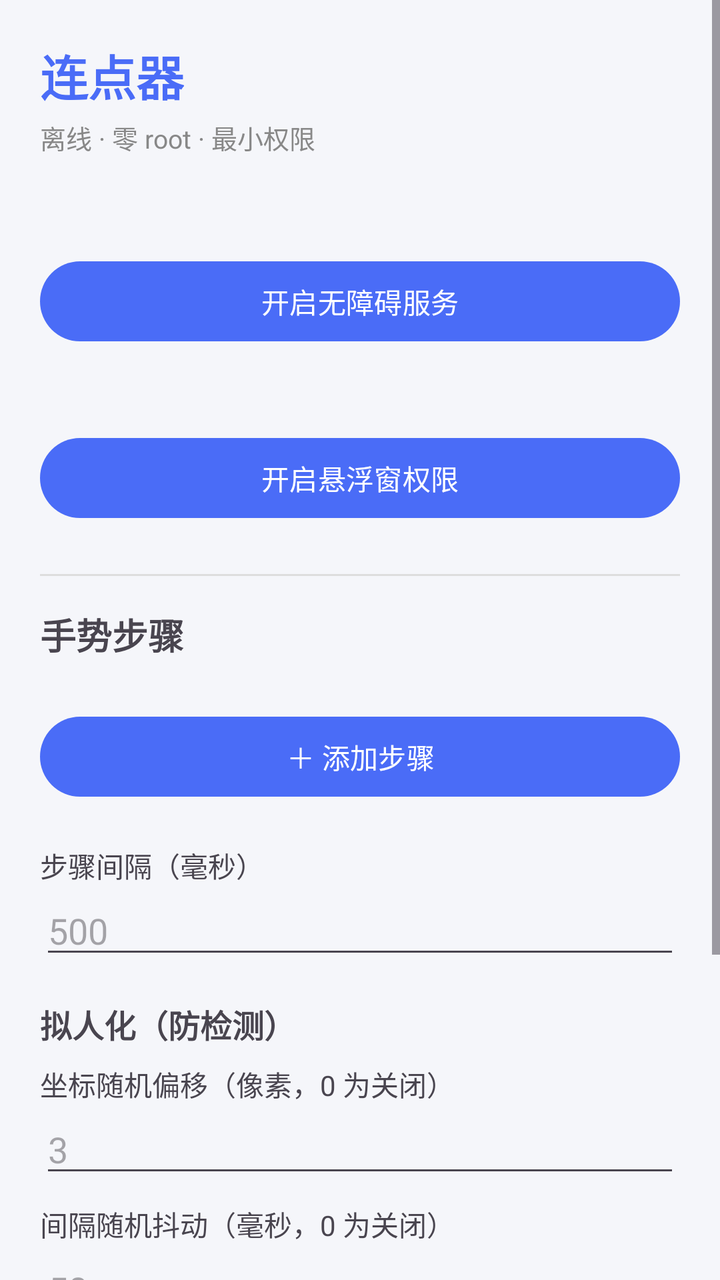
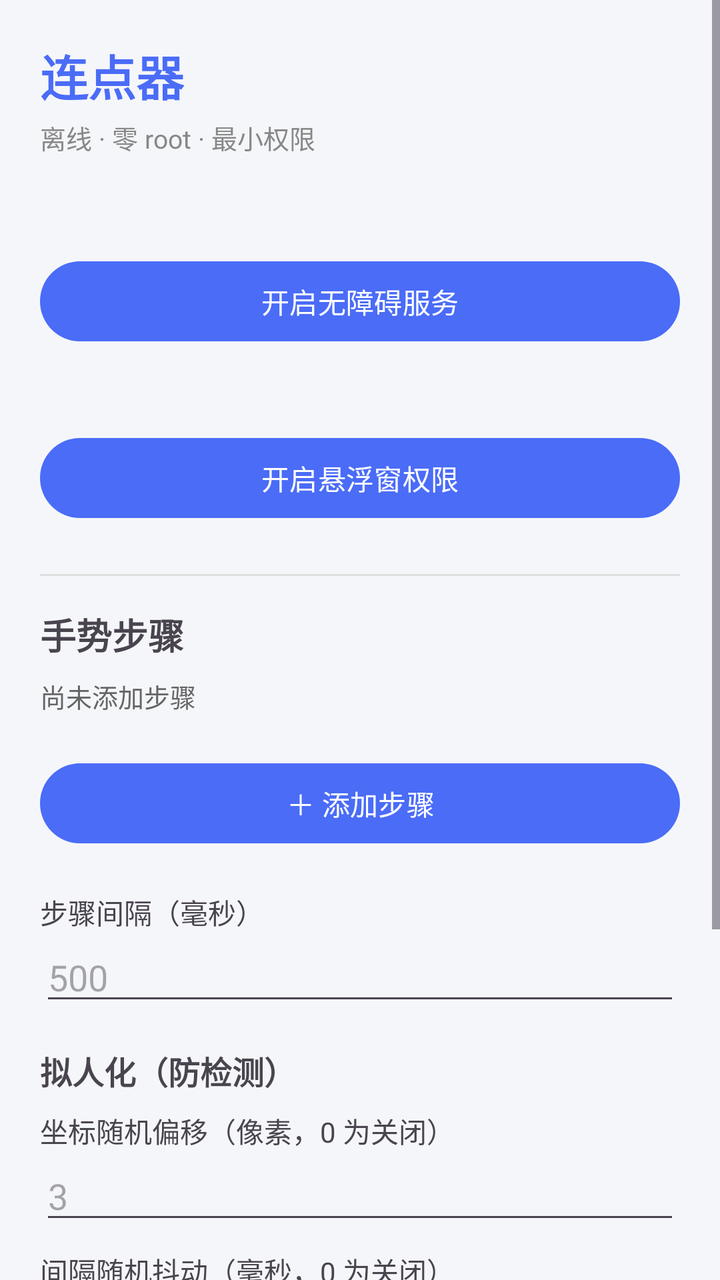

Compare the two renders of this Android layout. The source of the first and the diff that turns it into the second are given below.
<!-- AndroidManifest.xml: application theme Theme.Clicker -->
<!-- res/layout/activity_main.xml -->
<?xml version="1.0" encoding="utf-8"?>
<ScrollView xmlns:android="http://schemas.android.com/apk/res/android"
    android:layout_width="match_parent"
    android:layout_height="match_parent"
    android:fillViewport="true">

    <LinearLayout
        android:layout_width="match_parent"
        android:layout_height="wrap_content"
        android:orientation="vertical"
        android:padding="20dp">

        <TextView
            android:layout_width="wrap_content"
            android:layout_height="wrap_content"
            android:text="连点器"
            android:textSize="24sp"
            android:textStyle="bold"
            android:textColor="@color/primary" />

        <TextView
            android:layout_width="wrap_content"
            android:layout_height="wrap_content"
            android:layout_marginTop="4dp"
            android:text="离线 · 零 root · 最小权限"
            android:textSize="13sp"
            android:textColor="#888888" />

        
        <TextView
            android:id="@+id/tv_accessibility_status"
            android:layout_width="match_parent"
            android:layout_height="wrap_content"
            android:layout_marginTop="20dp"
            android:textSize="15sp" />

        <Button
            android:id="@+id/btn_accessibility"
            android:layout_width="match_parent"
            android:layout_height="wrap_content"
            android:layout_marginTop="8dp"
            android:text="开启无障碍服务" />

        <TextView
            android:id="@+id/tv_overlay_status"
            android:layout_width="match_parent"
            android:layout_height="wrap_content"
            android:layout_marginTop="12dp"
            android:textSize="15sp" />

        <Button
            android:id="@+id/btn_overlay"
            android:layout_width="match_parent"
            android:layout_height="wrap_content"
            android:layout_marginTop="8dp"
            android:text="开启悬浮窗权限" />

        <View
            android:layout_width="match_parent"
            android:layout_height="1dp"
            android:layout_marginTop="24dp"
            android:layout_marginBottom="16dp"
            android:background="#DDDDDD" />

        
        <TextView
            android:layout_width="wrap_content"
            android:layout_height="wrap_content"
            android:text="手势步骤"
            android:textSize="18sp"
            android:textStyle="bold" />

        <androidx.recyclerview.widget.RecyclerView
            android:id="@+id/rv_steps"
            android:layout_width="match_parent"
            android:layout_height="wrap_content"
            android:layout_marginTop="12dp"
            android:nestedScrollingEnabled="false" />

        <Button
            android:id="@+id/btn_add_step"
            android:layout_width="match_parent"
            android:layout_height="wrap_content"
            android:layout_marginTop="12dp"
            android:text="＋ 添加步骤" />

        <TextView
            android:layout_width="wrap_content"
            android:layout_height="wrap_content"
            android:layout_marginTop="20dp"
            android:text="步骤间隔（毫秒）" />

        <EditText
            android:id="@+id/et_interval"
            android:layout_width="match_parent"
            android:layout_height="wrap_content"
            android:inputType="number"
            android:hint="500" />

        <TextView
            android:layout_width="wrap_content"
            android:layout_height="wrap_content"
            android:layout_marginTop="16dp"
            android:text="拟人化（防检测）"
            android:textStyle="bold"
            android:textSize="16sp" />

        <TextView
            android:layout_width="wrap_content"
            android:layout_height="wrap_content"
            android:layout_marginTop="8dp"
            android:text="坐标随机偏移（像素，0 为关闭）" />

        <EditText
            android:id="@+id/et_coord_jitter"
            android:layout_width="match_parent"
            android:layout_height="wrap_content"
            android:inputType="numberDecimal"
            android:hint="3" />

        <TextView
            android:layout_width="wrap_content"
            android:layout_height="wrap_content"
            android:layout_marginTop="8dp"
            android:text="间隔随机抖动（毫秒，0 为关闭）" />

        <EditText
            android:id="@+id/et_interval_jitter"
            android:layout_width="match_parent"
            android:layout_height="wrap_content"
            android:inputType="number"
            android:hint="50" />

        <Button
            android:id="@+id/btn_save"
            android:layout_width="match_parent"
            android:layout_height="wrap_content"
            android:layout_marginTop="20dp"
            android:text="保存配置" />

        <Button
            android:id="@+id/btn_show_ball"
            android:layout_width="match_parent"
            android:layout_height="wrap_content"
            android:layout_marginTop="8dp"
            android:text="显示悬浮球" />

        <TextView
            android:layout_width="match_parent"
            android:layout_height="wrap_content"
            android:layout_marginTop="16dp"
            android:textSize="12sp"
            android:textColor="#999999"
            android:text="提示：本应用拟人化参数用于降低机械操作规律，不承诺绝对防检测。" />

    </LinearLayout>
</ScrollView>
<!-- resources referenced by this layout -->
<resources>
  <color name="primary">#4A6CF7</color>
  <style name="Theme.Clicker" parent="Theme.Material3.DayNight.NoActionBar">
          <item name="colorPrimary">@color/primary</item>
          <item name="colorPrimaryDark">@color/primary_dark</item>
          <item name="colorAccent">@color/accent</item>
          <item name="android:statusBarColor">@color/bg</item>
          <item name="android:windowBackground">@color/bg</item>
      </style>
  <color name="primary_dark">#3A56D4</color>
  <color name="accent">#FF6B6B</color>
  <color name="bg">#F5F6FA</color>
</resources>

<!-- the commit's change to res/layout/activity_main.xml (unified diff, before → after) -->
@@ -70,11 +70,20 @@
             android:textSize="18sp"
             android:textStyle="bold" />
 
+        <TextView
+            android:id="@+id/tv_summary"
+            android:layout_width="match_parent"
+            android:layout_height="wrap_content"
+            android:layout_marginTop="8dp"
+            android:textSize="13sp"
+            android:textColor="#666666"
+            android:text="尚未添加步骤" />
+
         <androidx.recyclerview.widget.RecyclerView
             android:id="@+id/rv_steps"
             android:layout_width="match_parent"
             android:layout_height="wrap_content"
-            android:layout_marginTop="12dp"
+            android:layout_marginTop="8dp"
             android:nestedScrollingEnabled="false" />
 
         <Button
